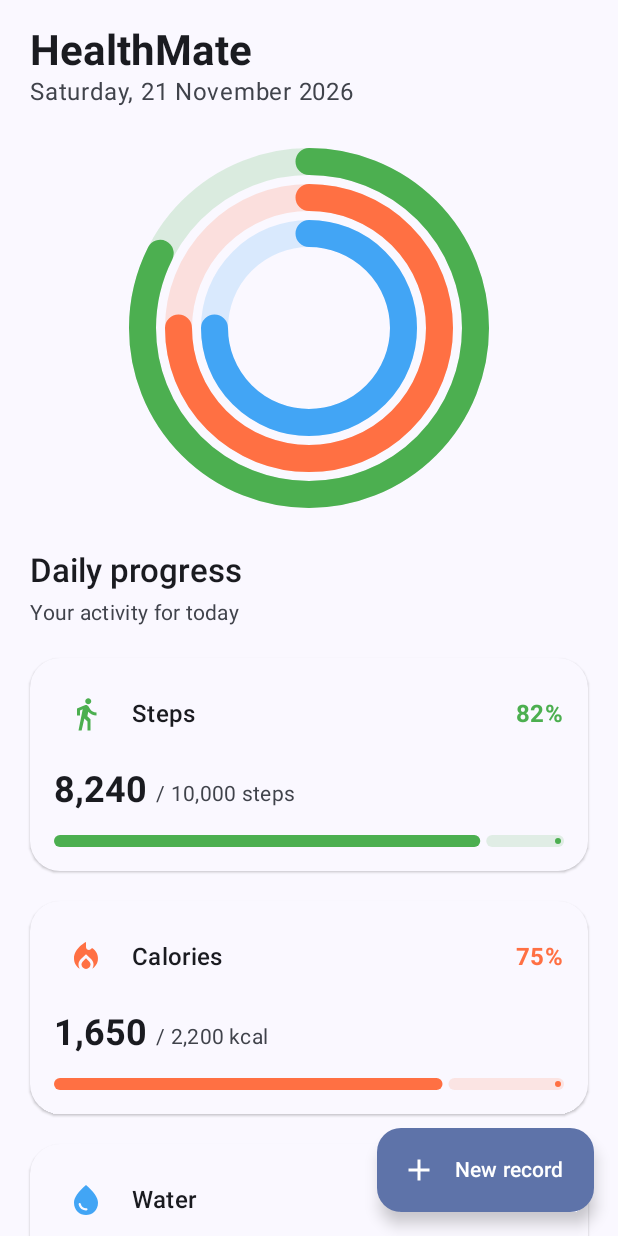
After one commit to KavindaLochana/HealthMate, an Android app built with Jetpack Compose: the composable DashboardScreen shown on its own in the app's theme, on a phone screen of 412 x 824 dp. The commit adds this screen. Run offline under Robolectric (Android 15) with nearby library versions, the phone set to English and light mode, and no system bars.

Commit message:
dashboard ui and rings canvas

```diff
--- /dev/null
+++ b/app/src/main/java/com/example/healthmate/core/ui/components/ActivityRings.kt
@@ -0,0 +1,85 @@
+package com.example.healthmate.core.ui.components
+
+
+import androidx.compose.animation.core.FastOutSlowInEasing
+import androidx.compose.animation.core.animateFloatAsState
+import androidx.compose.animation.core.tween
+import androidx.compose.foundation.Canvas
+import androidx.compose.foundation.layout.aspectRatio
+import androidx.compose.runtime.Composable
+import androidx.compose.runtime.LaunchedEffect
+import androidx.compose.runtime.getValue
+import androidx.compose.runtime.mutableStateOf
+import androidx.compose.runtime.remember
+import androidx.compose.runtime.setValue
+import androidx.compose.ui.Modifier
+import androidx.compose.ui.geometry.Offset
+import androidx.compose.ui.geometry.Size
+import androidx.compose.ui.graphics.Color
+import androidx.compose.ui.graphics.StrokeCap
+import androidx.compose.ui.graphics.drawscope.Stroke
+import androidx.compose.ui.semantics.contentDescription
+import androidx.compose.ui.semantics.semantics
+import androidx.compose.ui.unit.Dp
+import androidx.compose.ui.unit.dp
+
+/** One ring: [fraction] in `0f..1f` drawn in [color]. */
+data class RingSpec(val fraction: Float, val color: Color)
+
+/**
+ * Concentric activity rings. The first entry of [rings] is the outermost ring.
+ * Rings animate from empty to their value the first time they are composed and whenever the
+ * value changes.
+ */
+@Composable
+fun ActivityRings(
+    rings: List<RingSpec>,
+    description: String,
+    modifier: Modifier = Modifier,
+    strokeWidth: Dp = 18.dp,
+    ringGap: Dp = 6.dp,
+) {
+    var started by remember { mutableStateOf(false) }
+    LaunchedEffect(Unit) { started = true }
+
+    val animatedFractions = rings.map { ring ->
+        animateFloatAsState(
+            targetValue = if (started) ring.fraction.coerceIn(0f, 1f) else 0f,
+            animationSpec = tween(durationMillis = 1_200, easing = FastOutSlowInEasing),
+            label = "ringProgress",
+        ).value
+    }
+
+    Canvas(
+        modifier = modifier
+            .aspectRatio(1f)
+            .semantics { contentDescription = description },
+    ) {
+        val strokePx = strokeWidth.toPx()
+        val gapPx = ringGap.toPx()
+        rings.forEachIndexed { index, ring ->
+            val inset = strokePx / 2f + index * (strokePx + gapPx)
+            val topLeft = Offset(inset, inset)
+            val arcSize = Size(size.width - inset * 2, size.height - inset * 2)
+
+            drawArc(
+                color = ring.color.copy(alpha = 0.18f),
+                startAngle = -90f,
+                sweepAngle = 360f,
+                useCenter = false,
+                topLeft = topLeft,
+                size = arcSize,
+                style = Stroke(width = strokePx),
+            )
+            drawArc(
+                color = ring.color,
+                startAngle = -90f,
+                sweepAngle = 360f * animatedFractions[index],
+                useCenter = false,
+                topLeft = topLeft,
+                size = arcSize,
+                style = Stroke(width = strokePx, cap = StrokeCap.Round),
+            )
+        }
+    }
+}
--- /dev/null
+++ b/app/src/main/java/com/example/healthmate/feature/dashboard/DashboardScreen.kt
@@ -0,0 +1,349 @@
+package com.example.healthmate.feature.dashboard
+
+import android.os.Build
+import androidx.annotation.RequiresApi
+import androidx.compose.foundation.layout.Arrangement
+import androidx.compose.foundation.layout.Box
+import androidx.compose.foundation.layout.Column
+import androidx.compose.foundation.layout.Row
+import androidx.compose.foundation.layout.Spacer
+import androidx.compose.foundation.layout.fillMaxSize
+import androidx.compose.foundation.layout.fillMaxWidth
+import androidx.compose.foundation.layout.height
+import androidx.compose.foundation.layout.padding
+import androidx.compose.foundation.layout.statusBarsPadding
+import androidx.compose.foundation.layout.width
+import androidx.compose.foundation.layout.widthIn
+import androidx.compose.foundation.rememberScrollState
+import androidx.compose.foundation.shape.RoundedCornerShape
+import androidx.compose.foundation.verticalScroll
+import androidx.compose.material.icons.Icons
+import androidx.compose.material.icons.filled.Add
+import androidx.compose.material.icons.filled.DirectionsWalk
+import androidx.compose.material.icons.filled.LocalFireDepartment
+import androidx.compose.material.icons.filled.WaterDrop
+import androidx.compose.material3.Card
+import androidx.compose.material3.CardDefaults
+import androidx.compose.material3.ExtendedFloatingActionButton
+import androidx.compose.material3.Icon
+import androidx.compose.material3.MaterialTheme
+import androidx.compose.material3.Text
+import androidx.compose.runtime.Composable
+import androidx.compose.runtime.remember
+import androidx.compose.ui.Alignment
+import androidx.compose.ui.Modifier
+import androidx.compose.ui.graphics.Color
+import androidx.compose.ui.graphics.vector.ImageVector
+import androidx.compose.ui.res.stringResource
+import androidx.compose.ui.text.font.FontWeight
+import androidx.compose.ui.tooling.preview.Preview
+import androidx.compose.ui.unit.dp
+import com.example.healthmate.R
+import com.example.healthmate.core.ui.components.ActivityRings
+import com.example.healthmate.core.ui.components.RingSpec
+import java.time.LocalDate
+import java.time.format.DateTimeFormatter
+import java.util.Locale
+
+// -----------------------------------------------------------------------------
+// UI-only model
+// -----------------------------------------------------------------------------
+
+private data class DashboardMetric(
+    val title: String,
+    val value: Int,
+    val target: Int,
+    val unit: String,
+    val icon: ImageVector,
+    val color: Color
+) {
+    val fraction: Float
+        get() = if (target > 0) {
+            (value.toFloat() / target).coerceIn(0f, 1f)
+        } else {
+            0f
+        }
+
+    val percentage: Int
+        get() = if (target > 0) {
+            (value.toFloat() / target * 100).toInt()
+        } else {
+            0
+        }
+}
+
+// -----------------------------------------------------------------------------
+// Dashboard screen
+// -----------------------------------------------------------------------------
+
+@RequiresApi(Build.VERSION_CODES.O)
+@Composable
+fun DashboardScreen(
+    onAddRecordClick: () -> Unit = {},
+    modifier: Modifier = Modifier
+) {
+    val metrics = remember {
+        listOf(
+            DashboardMetric(
+                title = "Steps",
+                value = 8240,
+                target = 10000,
+                unit = "steps",
+                icon = Icons.Default.DirectionsWalk,
+                color = Color(0xFF4CAF50)
+            ),
+            DashboardMetric(
+                title = "Calories",
+                value = 1650,
+                target = 2200,
+                unit = "kcal",
+                icon = Icons.Default.LocalFireDepartment,
+                color = Color(0xFFFF7043)
+            ),
+            DashboardMetric(
+                title = "Water",
+                value = 1500,
+                target = 2000,
+                unit = "ml",
+                icon = Icons.Default.WaterDrop,
+                color = Color(0xFF42A5F5)
+            )
+        )
+    }
+
+    DashboardContent(
+        metrics = metrics,
+        onAddRecordClick = onAddRecordClick,
+        modifier = modifier
+    )
+}
+
+// -----------------------------------------------------------------------------
+// Dashboard content
+// -----------------------------------------------------------------------------
+
+@RequiresApi(Build.VERSION_CODES.O)
+@Composable
+private fun DashboardContent(
+    metrics: List<DashboardMetric>,
+    onAddRecordClick: () -> Unit,
+    modifier: Modifier = Modifier
+) {
+    val today = remember {
+        LocalDate.now().format(
+            DateTimeFormatter.ofPattern(
+                "EEEE, dd MMMM yyyy",
+                Locale.getDefault()
+            )
+        )
+    }
+
+    val ringDescription = metrics.joinToString(
+        separator = ", "
+    ) {
+        "${it.title}: ${it.percentage}%"
+    }
+
+    Box(
+        modifier = modifier
+            .fillMaxSize()
+            .statusBarsPadding()
+    ) {
+        Column(
+            modifier = Modifier
+                .fillMaxSize()
+                .verticalScroll(rememberScrollState())
+                .padding(
+                    start = 20.dp,
+                    end = 20.dp,
+                    top = 16.dp,
+                    bottom = 100.dp
+                ),
+            horizontalAlignment = Alignment.CenterHorizontally,
+            verticalArrangement = Arrangement.spacedBy(20.dp)
+        ) {
+
+            // Header
+            Column(
+                modifier = Modifier.fillMaxWidth()
+            ) {
+                Text(
+                    text = stringResource(R.string.app_name),
+                    style = MaterialTheme.typography.headlineMedium,
+                    fontWeight = FontWeight.Bold
+                )
+
+                Text(
+                    text = today,
+                    style = MaterialTheme.typography.bodyLarge,
+                    color = MaterialTheme.colorScheme.onSurfaceVariant
+                )
+            }
+
+            // Activity rings
+            ActivityRings(
+                rings = metrics.map {
+                    RingSpec(
+                        fraction = it.fraction,
+                        color = it.color
+                    )
+                },
+                description = ringDescription,
+                modifier = Modifier
+                    .widthIn(max = 240.dp)
+                    .fillMaxWidth()
+                    .padding(vertical = 8.dp)
+            )
+
+            // Daily progress heading
+            Column(
+                modifier = Modifier.fillMaxWidth(),
+                verticalArrangement = Arrangement.spacedBy(4.dp)
+            ) {
+                Text(
+                    text = "Daily progress",
+                    style = MaterialTheme.typography.titleLarge,
+                    fontWeight = FontWeight.SemiBold
+                )
+
+                Text(
+                    text = "Your activity for today",
+                    style = MaterialTheme.typography.bodyMedium,
+                    color = MaterialTheme.colorScheme.onSurfaceVariant
+                )
+            }
+
+            // Metric cards
+            metrics.forEach { metric ->
+                MetricProgressCard(
+                    metric = metric,
+                    modifier = Modifier.fillMaxWidth()
+                )
+            }
+        }
+
+        // Add record button
+        ExtendedFloatingActionButton(
+            onClick = onAddRecordClick,
+            icon = {
+                Icon(
+                    imageVector = Icons.Default.Add,
+                    contentDescription = null
+                )
+            },
+            text = {
+                Text(stringResource(R.string.editor_title_new))
+            },
+            modifier = Modifier
+                .align(Alignment.BottomEnd)
+                .padding(16.dp)
+        )
+    }
+}
+
+// -----------------------------------------------------------------------------
+// Metric progress card
+// -----------------------------------------------------------------------------
+
+@Composable
+private fun MetricProgressCard(
+    metric: DashboardMetric,
+    modifier: Modifier = Modifier
+) {
+    Card(
+        modifier = modifier,
+        shape = RoundedCornerShape(20.dp),
+        colors = CardDefaults.cardColors(
+            containerColor = MaterialTheme.colorScheme.surface
+        ),
+        elevation = CardDefaults.cardElevation(
+            defaultElevation = 1.dp
+        )
+    ) {
+        Column(
+            modifier = Modifier.padding(16.dp),
+            verticalArrangement = Arrangement.spacedBy(14.dp)
+        ) {
+
+            // Metric title and icon
+            Row(
+                modifier = Modifier.fillMaxWidth(),
+                verticalAlignment = Alignment.CenterVertically
+            ) {
+                Box(
+                    modifier = Modifier
+                        .width(42.dp)
+                        .height(42.dp),
+                    contentAlignment = Alignment.Center
+                ) {
+                    Icon(
+                        imageVector = metric.icon,
+                        contentDescription = null,
+                        tint = metric.color
+                    )
+                }
+
+                Spacer(modifier = Modifier.width(10.dp))
+
+                Text(
+                    text = metric.title,
+                    style = MaterialTheme.typography.titleMedium,
+                    fontWeight = FontWeight.SemiBold
+                )
+
+                Spacer(modifier = Modifier.weight(1f))
+
+                Text(
+                    text = "${metric.percentage}%",
+                    style = MaterialTheme.typography.titleMedium,
+                    fontWeight = FontWeight.Bold,
+                    color = metric.color
+                )
+            }
+
+            // Current value and target
+            Row(
+                verticalAlignment = Alignment.Bottom
+            ) {
+                Text(
+                    text = "%,d".format(metric.value),
+                    style = MaterialTheme.typography.headlineSmall,
+                    fontWeight = FontWeight.Bold
+                )
+
+                Spacer(modifier = Modifier.width(6.dp))
+
+                Text(
+                    text = "/ %,d ${metric.unit}".format(metric.target),
+                    style = MaterialTheme.typography.bodyMedium,
+                    color = MaterialTheme.colorScheme.onSurfaceVariant,
+                    modifier = Modifier.padding(bottom = 3.dp)
+                )
+            }
+
+            // Progress bar
+            androidx.compose.material3.LinearProgressIndicator(
+                progress = { metric.fraction },
+                modifier = Modifier
+                    .fillMaxWidth()
+                    .height(8.dp),
+                color = metric.color,
+                trackColor = metric.color.copy(alpha = 0.15f),
+                strokeCap = androidx.compose.ui.graphics.StrokeCap.Round
+            )
+        }
+    }
+}
+
+// -----------------------------------------------------------------------------
+// Preview
+// -----------------------------------------------------------------------------
+
+@RequiresApi(Build.VERSION_CODES.O)
+@Preview(showBackground = true)
+@Composable
+private fun DashboardScreenPreview() {
+    MaterialTheme {
+        DashboardScreen()
+    }
+}
--- a/app/src/main/res/values/strings.xml
+++ b/app/src/main/res/values/strings.xml
@@ -2,4 +2,5 @@
     <string name="app_name">HealthMate</string>
     <string name="auth_hide_password">Hide password</string>
     <string name="auth_show_password">Show password</string>
+    <string name="editor_title_new">New record</string>
 </resources>
```
